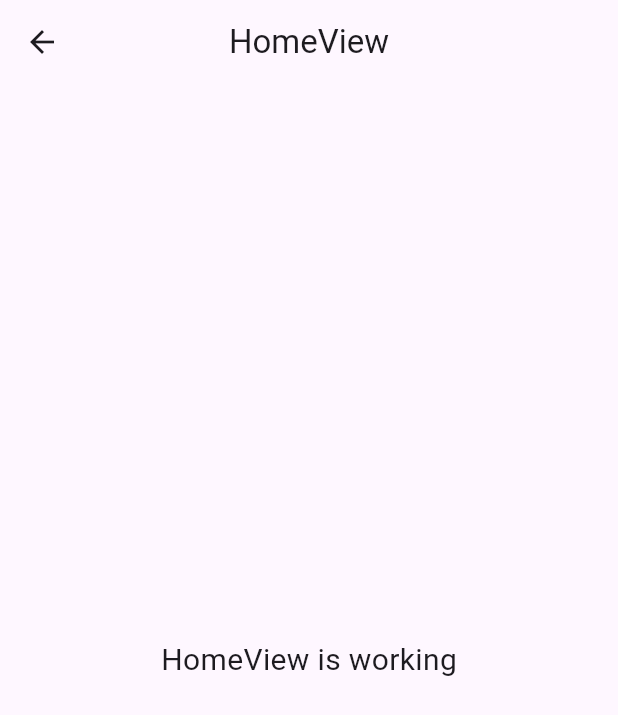
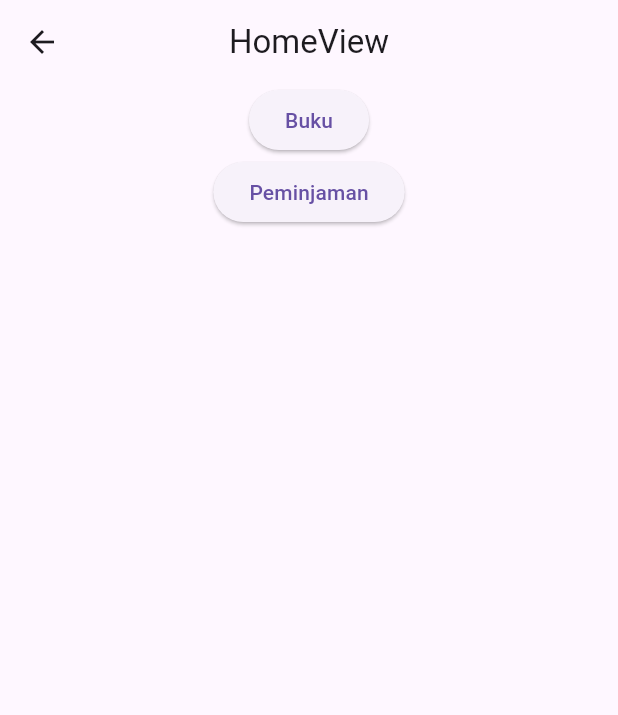
Before and after one commit to Pand1Asli/peminjam_perpustakaan_apandi, a Flutter app: the HomeView screen opened by its route, on a phone screen of 412 x 824 dp. Shown: the top 715 px of the screen. Run offline on Flutter 3.47's test engine with Material 3 defaults, Android fonts, the phone set to English and light mode, and no system bars; our stand-ins replace dio, get, get_storage, pretty_dio_logger; accounts and stored records are empty.

```diff
--- a/lib/app/modules/home/views/home_view.dart
+++ b/lib/app/modules/home/views/home_view.dart
@@ -2,6 +2,7 @@
 
 import 'package:get/get.dart';
 
+import '../../../routes/app_pages.dart';
 import '../controllers/home_controller.dart';
 
 class HomeView extends GetView<HomeController> {
@@ -13,11 +14,13 @@
         title: const Text('HomeView'),
         centerTitle: true,
       ),
-      body: const Center(
-        child: Text(
-          'HomeView is working',
-          style: TextStyle(fontSize: 20),
-        ),
+      body: Center(
+          child:Column(
+            children: [
+              ElevatedButton(onPressed: ()=>Get.toNamed(Routes.BOOK), child: Text("Buku")),
+              ElevatedButton(onPressed: ()=>Get.toNamed(Routes.PEMINJAMAN), child: Text("Peminjaman")),
+            ],
+          )
       ),
     );
   }
```
